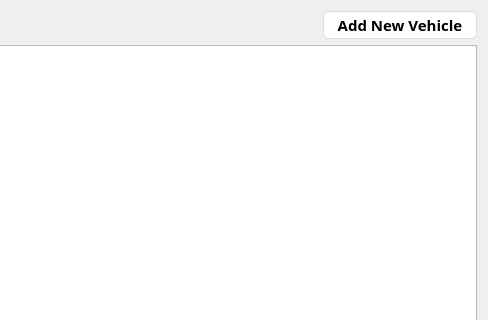
Above: ui/Vans.ui from YassineBaghdadi/TransportingPlanning before the change; both pictures show x 342 to 830 and y 0 to 320 of the 830 by 542 pixel window. Below: the same form after it.
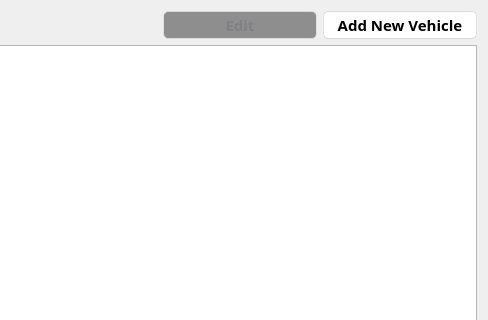
That is the form after the change.

```diff
--- a/ui/Vans.ui
+++ b/ui/Vans.ui
@@ -590,6 +590,30 @@
        </property>
       </spacer>
      </item>
+     <item>
+      <widget class="QPushButton" name="edit_btn">
+       <property name="enabled">
+        <bool>false</bool>
+       </property>
+       <property name="minimumSize">
+        <size>
+         <width>154</width>
+         <height>27</height>
+        </size>
+       </property>
+       <property name="font">
+        <font>
+         <family>Segoe Print</family>
+         <pointsize>11</pointsize>
+         <weight>75</weight>
+         <bold>true</bold>
+        </font>
+       </property>
+       <property name="text">
+        <string>Edit</string>
+       </property>
+      </widget>
+     </item>
      <item>
       <widget class="QPushButton" name="add_btn">
        <property name="minimumSize">
```
Left out of the diff: 24 changed lines with no effect on the pictures.
